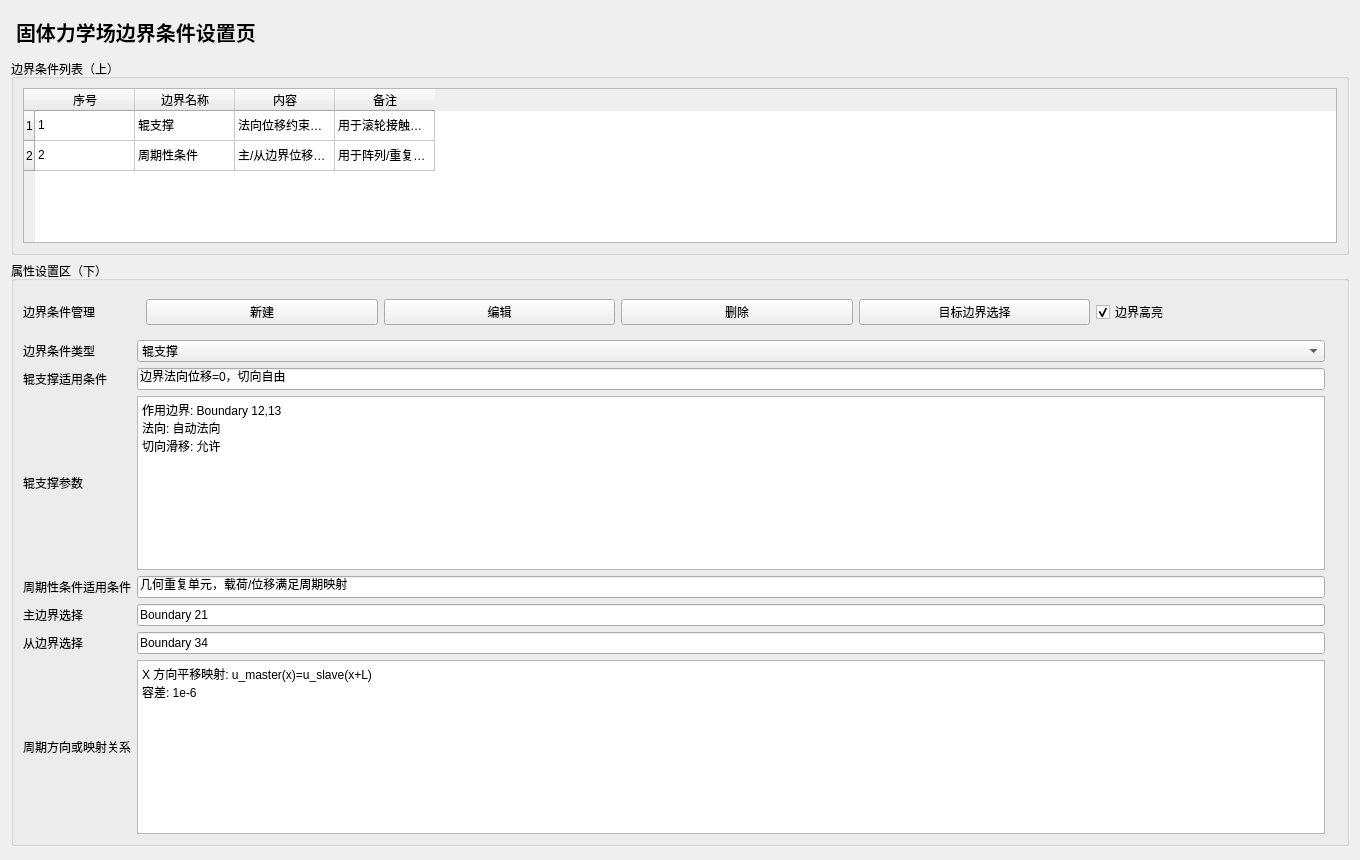
Above: plugins/Base_Display/SolidBoundaryConditionPage.ui from asd977/base_cae before the change. Below: the same form after it.
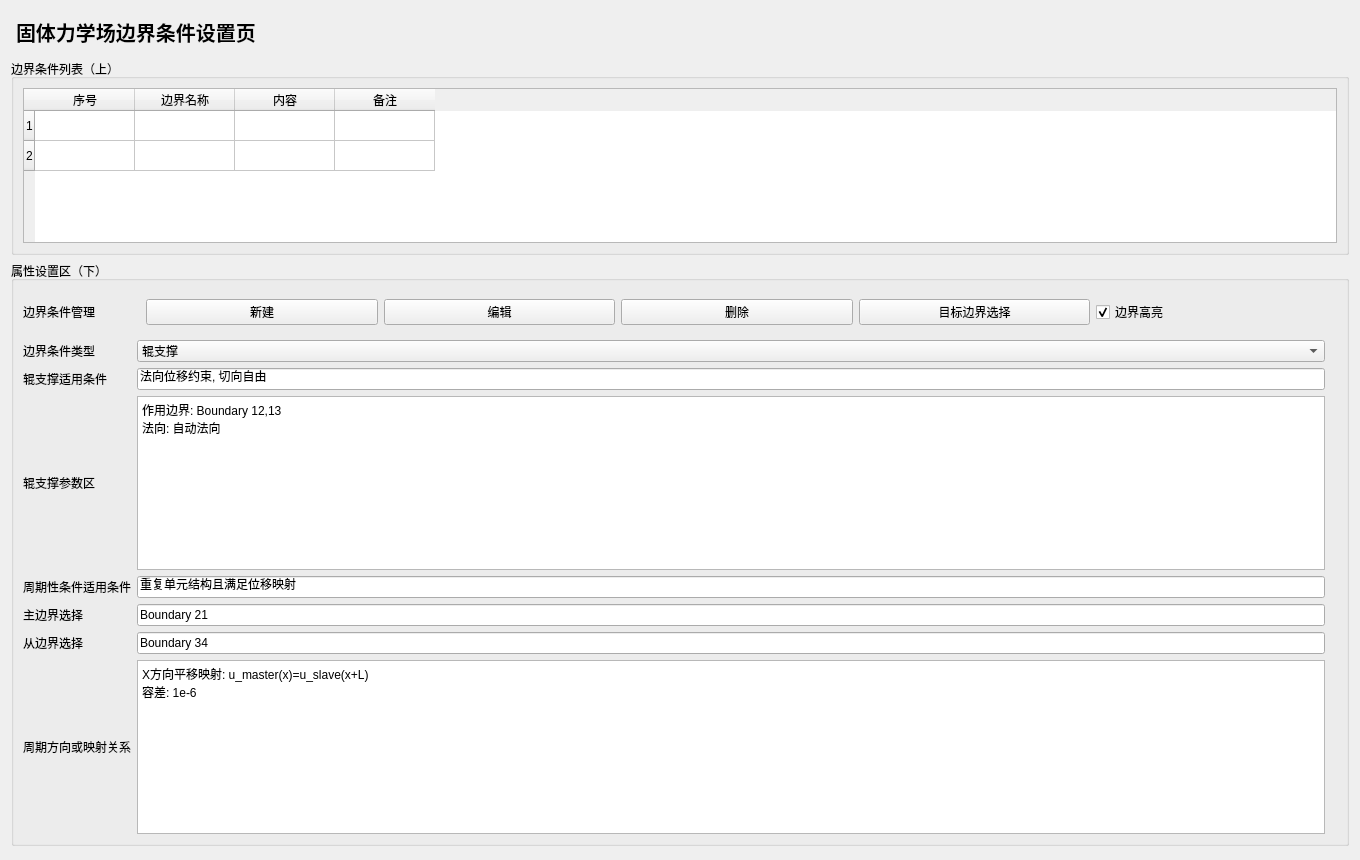
That is the form after the change.

```diff
--- a/plugins/Base_Display/SolidBoundaryConditionPage.ui
+++ b/plugins/Base_Display/SolidBoundaryConditionPage.ui
@@ -22,16 +22,7 @@
         <column><property name="text"><string>边界名称</string></property></column>
         <column><property name="text"><string>内容</string></property></column>
         <column><property name="text"><string>备注</string></property></column>
-        <item row="0" column="0"><property name="text"><string>1</string></property></item>
-        <item row="0" column="1"><property name="text"><string>辊支撑</string></property></item>
-        <item row="0" column="2"><property name="text"><string>法向位移约束，切向滑移允许</string></property></item>
-        <item row="0" column="3"><property name="text"><string>用于滚轮接触或导轨约束</string></property></item>
-        <item row="1" column="0"><property name="text"><string>2</string></property></item>
-        <item row="1" column="1"><property name="text"><string>周期性条件</string></property></item>
-        <item row="1" column="2"><property name="text"><string>主/从边界位移映射，保证周期连续</string></property></item>
-        <item row="1" column="3"><property name="text"><string>用于阵列/重复结构</string></property></item>
-       </widget>
-      </item>
+      </widget></item>
      </layout>
     </widget>
    </item>
@@ -44,18 +35,13 @@
 
       <item row="1" column="0"><widget class="QLabel" name="typeLabel"><property name="text"><string>边界条件类型</string></property></widget></item>
       <item row="1" column="1"><widget class="QComboBox" name="typeCombo"><item><property name="text"><string>辊支撑</string></property></item><item><property name="text"><string>周期性条件</string></property></item></widget></item>
-
-      <item row="2" column="0"><widget class="QLabel" name="rollerConditionLabel"><property name="text"><string>辊支撑适用条件</string></property></widget></item>
-      <item row="2" column="1"><widget class="QLineEdit" name="rollerConditionLine"><property name="text"><string>边界法向位移=0，切向自由</string></property></widget></item>
-
-      <item row="3" column="0"><widget class="QLabel" name="rollerParamLabel"><property name="text"><string>辊支撑参数</string></property></widget></item>
+      <item row="2" column="0"><widget class="QLabel" name="rollerCondLabel"><property name="text"><string>辊支撑适用条件</string></property></widget></item>
+      <item row="2" column="1"><widget class="QLineEdit" name="rollerCondLine"><property name="text"><string>法向位移约束, 切向自由</string></property></widget></item>
+      <item row="3" column="0"><widget class="QLabel" name="rollerParamLabel"><property name="text"><string>辊支撑参数区</string></property></widget></item>
       <item row="3" column="1"><widget class="QPlainTextEdit" name="rollerParamText"><property name="plainText"><string>作用边界: Boundary 12,13
-法向: 自动法向
-切向滑移: 允许</string></property><property name="maximumHeight"><number>80</number></property></widget></item>
-
-      <item row="4" column="0"><widget class="QLabel" name="periodicConditionLabel"><property name="text"><string>周期性条件适用条件</string></property></widget></item>
-      <item row="4" column="1"><widget class="QLineEdit" name="periodicConditionLine"><property name="text"><string>几何重复单元，载荷/位移满足周期映射</string></property></widget></item>
-
+法向: 自动法向</string></property><property name="maximumHeight"><number>80</number></property></widget></item>
+      <item row="4" column="0"><widget class="QLabel" name="periodicCondLabel"><property name="text"><string>周期性条件适用条件</string></property></widget></item>
+      <item row="4" column="1"><widget class="QLineEdit" name="periodicCondLine"><property name="text"><string>重复单元结构且满足位移映射</string></property></widget></item>
       <item row="5" column="0"><widget class="QLabel" name="masterLabel"><property name="text"><string>主边界选择</string></property></widget></item>
       <item row="5" column="1"><widget class="QLineEdit" name="masterLine"><property name="text"><string>Boundary 21</string></property></widget></item>
 
@@ -63,7 +49,7 @@
       <item row="6" column="1"><widget class="QLineEdit" name="slaveLine"><property name="text"><string>Boundary 34</string></property></widget></item>
 
       <item row="7" column="0"><widget class="QLabel" name="mapLabel"><property name="text"><string>周期方向或映射关系</string></property></widget></item>
-      <item row="7" column="1"><widget class="QPlainTextEdit" name="mapText"><property name="plainText"><string>X 方向平移映射: u_master(x)=u_slave(x+L)
+      <item row="7" column="1"><widget class="QPlainTextEdit" name="mapText"><property name="plainText"><string>X方向平移映射: u_master(x)=u_slave(x+L)
 容差: 1e-6</string></property><property name="maximumHeight"><number>80</number></property></widget></item>
      </layout>
     </widget>
```
Left out of the diff: 28 changed lines with no effect on the pictures.
